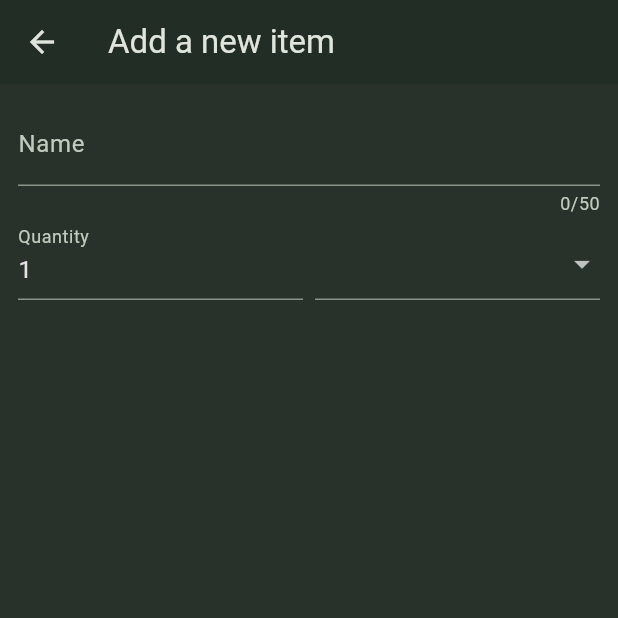
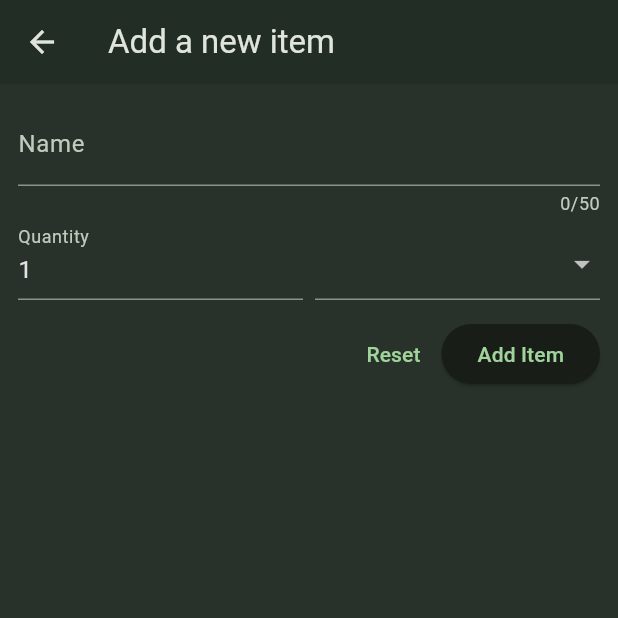
Before and after one commit to bagoesrex/SakuBelanja-App, a Flutter app: the NewItem screen opened directly, on a phone screen of 412 x 824 dp, the top half of it. Run offline on Flutter 3.47's test engine with Material 3 defaults, Android fonts, the phone set to English and light mode, and no system bars.

Commit message:
feat: add reset and add item button to form

```diff
--- a/lib/widgets/new_item.dart
+++ b/lib/widgets/new_item.dart
@@ -63,6 +63,17 @@ class _NewItemState extends State<NewItem> {
                   ),
                 ],
               ),
+              const SizedBox(height: 12),
+              Row(
+                mainAxisAlignment: MainAxisAlignment.end,
+                children: [
+                  TextButton(onPressed: () {}, child: const Text('Reset')),
+                  ElevatedButton(
+                    onPressed: () {},
+                    child: const Text('Add Item'),
+                  ),
+                ],
+              ),
             ],
           ),
         ),
```
